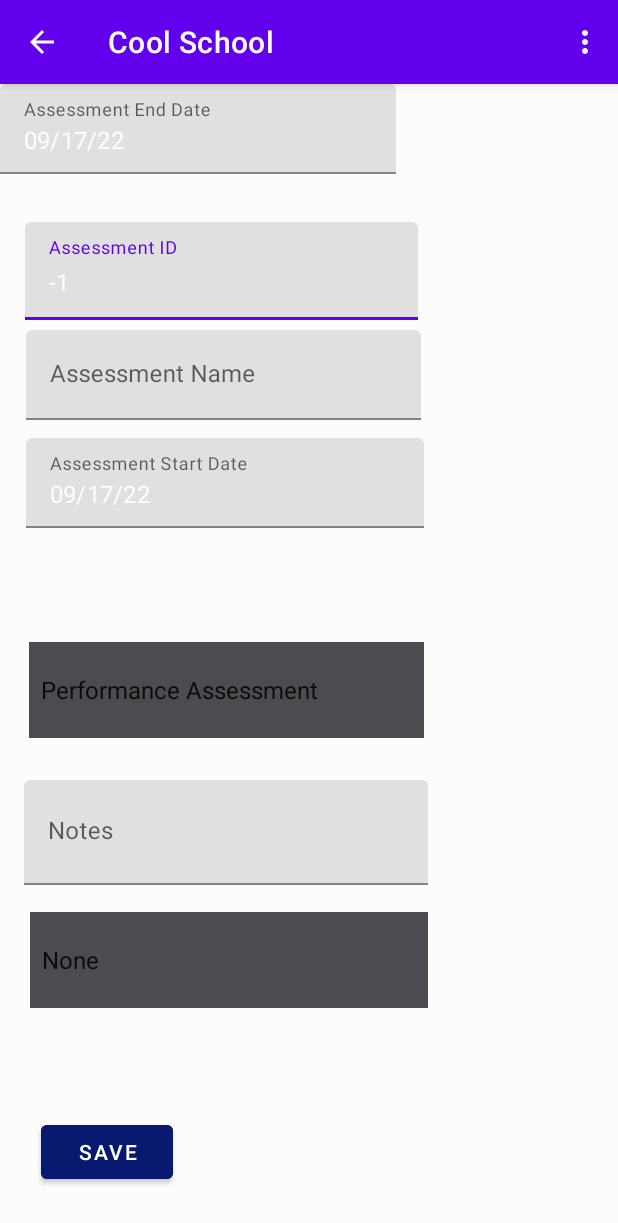
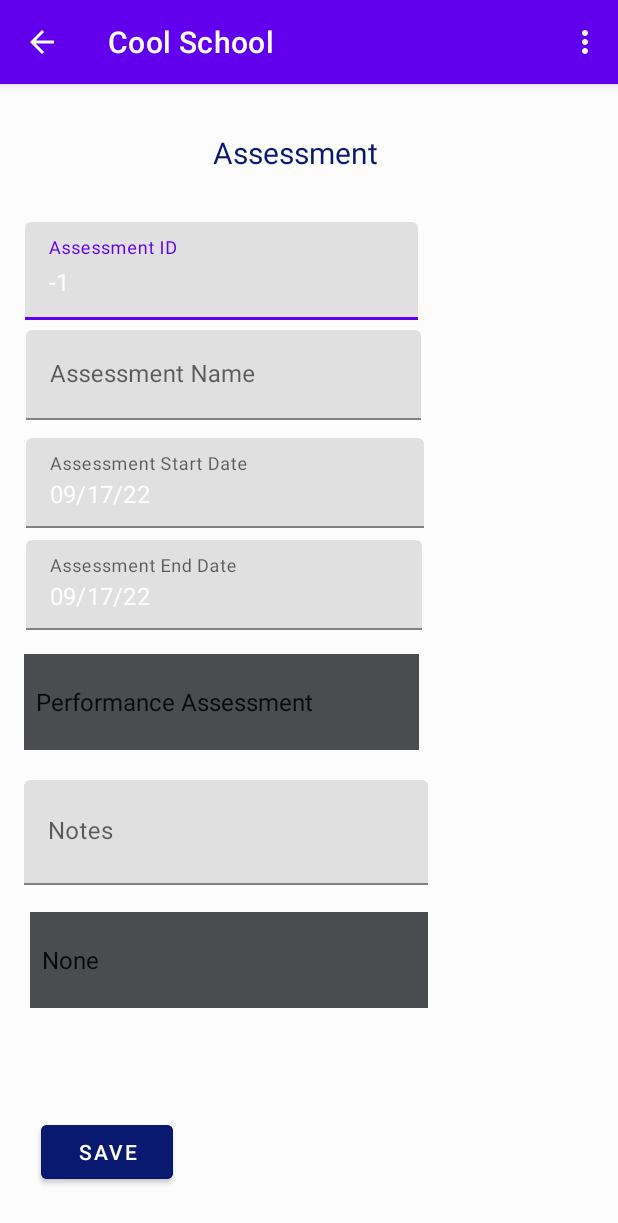
Before and after one commit to AlphaMOVG/CoolSchoolApp, an Android app: the AssessmentDetails screen opened directly, with no data from a screen before it, on a phone screen of 412 x 824 dp. Shown: the top 1223 px of the screen. Run offline under Robolectric (Android 15) with nearby library versions, the phone set to English and light mode, and no system bars; our stand-ins replace Room's generated code.

Commit message:
Commit 13.0

```diff
--- a/app/src/main/java/android/CoolSchool/DAO/AssessmentsDAO.java
+++ b/app/src/main/java/android/CoolSchool/DAO/AssessmentsDAO.java
@@ -26,7 +26,7 @@ public interface AssessmentsDAO {
     @Query("SELECT * FROM Assessments ORDER BY assessmentsID ASC")
     List<Assessments> getAllAssessments();
 
-   /* @Query("SELECT * FROM Assessments WHERE courseID = :courseID")
-    List<Assessments> getAllAssessmentsByCourseID(int termID);*/
-    //association query here
+    @Query("SELECT * FROM Assessments WHERE courseID = :courseID")
+    List<Assessments> getAllAssessmentsByCourseID(int courseID);
+
 }
--- a/app/src/main/java/android/CoolSchool/Database/CoolSchoolDatabaseBuilder.java
+++ b/app/src/main/java/android/CoolSchool/Database/CoolSchoolDatabaseBuilder.java
@@ -16,7 +16,7 @@ import androidx.room.RoomDatabase;
 /**
  * Code that builds the database for the application.
  * */
-@Database(entities = {Assessments.class, Courses.class, Terms.class}, version = 14, exportSchema = false )
+@Database(entities = {Assessments.class, Courses.class, Terms.class}, version = 16, exportSchema = false )
 public abstract class CoolSchoolDatabaseBuilder extends RoomDatabase {
     public abstract AssessmentsDAO assessmentsDAO();
     public abstract CoursesDAO coursesDAO();
--- a/app/src/main/java/android/CoolSchool/UI/AssessmentDetails.java
+++ b/app/src/main/java/android/CoolSchool/UI/AssessmentDetails.java
@@ -91,8 +91,8 @@ public class AssessmentDetails extends AppCompatActivity {
          * */
         editAssessmentIDTxt.setText(Integer.toString(id));
         editAssessmentNameTxt.setText(name);
-        editAssessmentStartDatePicker.setText(startDate);
-        editAssessmentEndDatePicker.setText(endDate);
+     //   editAssessmentStartDatePicker.setText(startDate);
+      //  editAssessmentEndDatePicker.setText(endDate);
         editAssessmentNote.setText(note);
         repo = new Repository(getApplication());
 
@@ -312,7 +312,7 @@ public class AssessmentDetails extends AppCompatActivity {
 
 
     public static void selectSpinnerItemByValue(Spinner spnr, int value) {
-        SimpleCursorAdapter adapter = (SimpleCursorAdapter) spnr.getAdapter();
+        ArrayAdapter adapter = (ArrayAdapter) spnr.getAdapter();
         for (int position = 0; position < adapter.getCount(); position++) {
             if (adapter.getItemId(position) == value) {
                 spnr.setSelection(position);
--- a/app/src/main/java/android/CoolSchool/UI/TermDetails.java
+++ b/app/src/main/java/android/CoolSchool/UI/TermDetails.java
@@ -92,7 +92,7 @@ public class TermDetails extends AppCompatActivity {
         /**
          * building and assigning a calender object to the Edit text field in the app. also ask how to set the edit text field to the saved date of the selected item.
          * */
-        startDateText = findViewById(R.id.StartDatePicker);
+        startDateText = findViewById(R.id.startDatePicker);
         String myFormat = "MM/dd/yy";
         sdf = new SimpleDateFormat(myFormat, Locale.US);
         String currentDate = null;
@@ -130,7 +130,7 @@ public class TermDetails extends AppCompatActivity {
         /**
          * building and assigning a calender object to the Edit text field in the app. also ask how to set the edit text field to the saved date of the selected item.
          * */
-        endDateText = findViewById(R.id.EndDatePicker);
+        endDateText = findViewById(R.id.endDatePicker);
         myFormat = "MM/dd/yy";
         sdf = new SimpleDateFormat(myFormat, Locale.US);
         String currentDateEnd = null;
@@ -250,6 +250,7 @@ public class TermDetails extends AppCompatActivity {
      * */
     public void associatedCourses(View view) {
         Intent intent = new Intent(TermDetails.this, AssociatedCourses.class);
+        intent.putExtra("id", id);
         startActivity(intent);
     }
 
--- a/app/src/main/res/layout/activity_assessment_details.xml
+++ b/app/src/main/res/layout/activity_assessment_details.xml
@@ -6,6 +6,9 @@
     android:layout_height="match_parent"
     android:background="#FDFCFC"
     tools:context=".UI.AssessmentDetails">
+
+
+
 
     <TextView
         android:id="@+id/textView5"
@@ -97,12 +100,13 @@
         android:id="@+id/typeSpinner"
         android:layout_width="263dp"
         android:layout_height="64dp"
-        android:layout_marginTop="372dp"
+        android:layout_marginTop="380dp"
         android:background="#4B4C50"
         app:layout_constraintEnd_toEndOf="parent"
-        app:layout_constraintHorizontal_bias="0.129"
+        app:layout_constraintHorizontal_bias="0.108"
         app:layout_constraintStart_toStartOf="parent"
-        app:layout_constraintTop_toTopOf="parent" />
+        app:layout_constraintTop_toTopOf="parent"
+        tools:ignore="SpeakableTextPresentCheck" />
 
     <com.google.android.material.textfield.TextInputLayout
         android:layout_width="313dp"
@@ -129,13 +133,17 @@
         app:layout_constraintEnd_toEndOf="parent"
         app:layout_constraintHorizontal_bias="0.137"
         app:layout_constraintStart_toStartOf="parent"
-        app:layout_constraintTop_toTopOf="parent" />
+        app:layout_constraintTop_toTopOf="parent"
+        tools:ignore="SpeakableTextPresentCheck" />
 
     <com.google.android.material.textfield.TextInputLayout
         android:layout_width="299dp"
         android:layout_height="60dp"
-        tools:layout_editor_absoluteX="16dp"
-        tools:layout_editor_absoluteY="303dp">
+        android:layout_marginTop="304dp"
+        app:layout_constraintEnd_toEndOf="parent"
+        app:layout_constraintHorizontal_bias="0.151"
+        app:layout_constraintStart_toStartOf="parent"
+        app:layout_constraintTop_toTopOf="parent">
 
         <com.google.android.material.textfield.TextInputEditText
             android:id="@+id/EndDatePicker"
@@ -146,4 +154,6 @@
             android:textColorHighlight="#091970"
             android:textColorHint="#091970" />
     </com.google.android.material.textfield.TextInputLayout>
+
+
 </androidx.constraintlayout.widget.ConstraintLayout>
--- a/app/src/main/res/layout/activity_assessmentslist.xml
+++ b/app/src/main/res/layout/activity_assessmentslist.xml
@@ -45,4 +45,5 @@
         app:layout_constraintStart_toStartOf="parent"
         app:layout_constraintTop_toTopOf="parent" />
 
+
 </androidx.constraintlayout.widget.ConstraintLayout>
```
Also changed, not shown: app/src/main/java/android/CoolSchool/Database/Repository.java (+28 -1 lines), app/src/main/java/android/CoolSchool/UI/AssessmentsList.java (+9 -2 lines), app/src/main/java/android/CoolSchool/UI/AssociatedAssessments.java (+14 -2 lines), app/src/main/java/android/CoolSchool/UI/AssociatedCourses.java (+11 -2 lines), app/src/main/java/android/CoolSchool/UI/CourseDetails.java (+7 -6 lines), app/src/main/java/android/CoolSchool/UI/CoursesList.java (+7 -0 lines), app/src/main/java/android/CoolSchool/UI/TermsList.java (+7 -0 lines).
